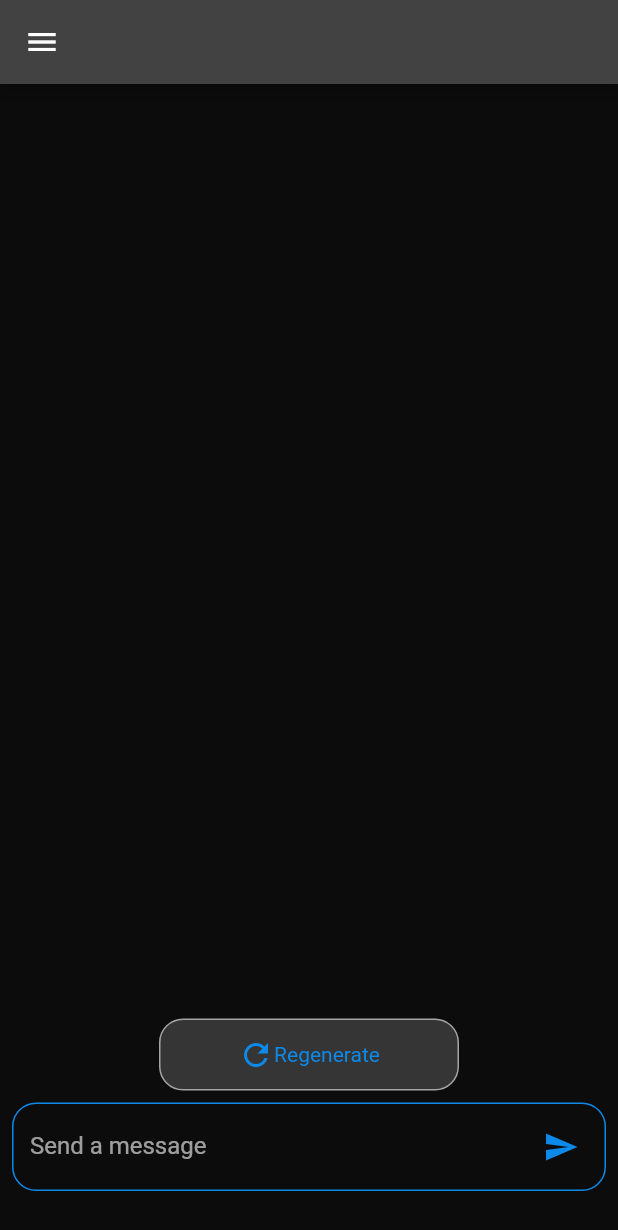
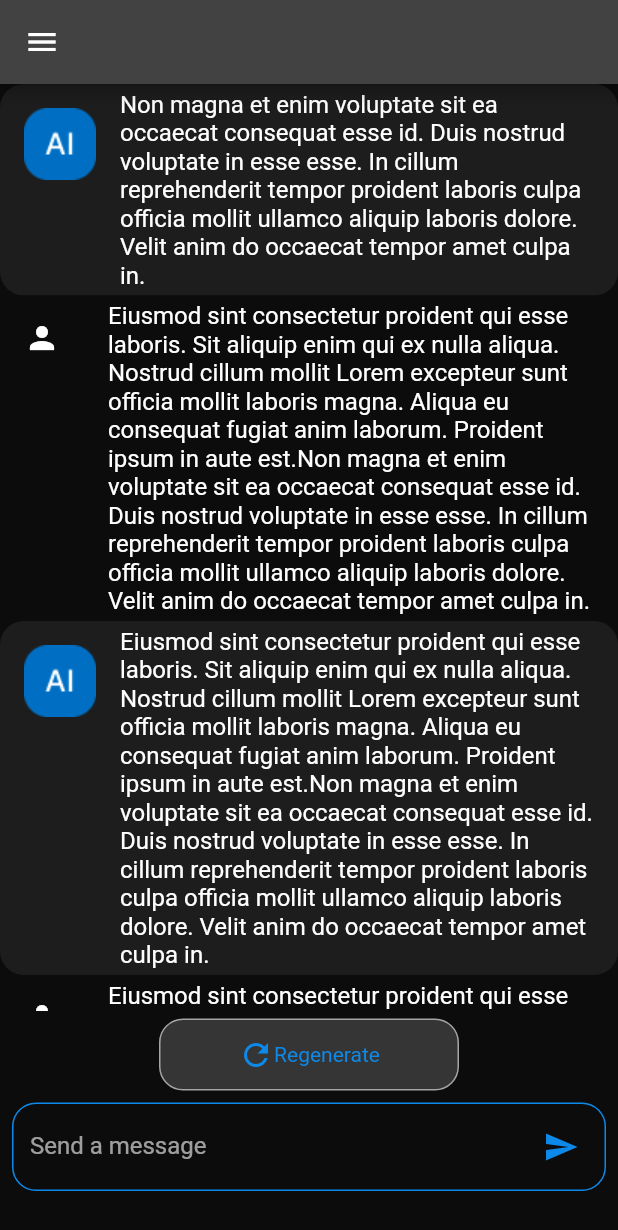
Before and after one commit to Manuspect/FlutterChatGpt, a Flutter app: the screen it shows after launch, on a phone screen of 412 x 824 dp. Shown: the top 1230 px of the screen. Run offline on Flutter 3.47's test engine with Material 2 defaults, Android fonts, the light colour scheme and no system bars; our stand-ins replace equatable.

Commit message:
add chat widgets

```diff
--- /dev/null
+++ b/custom_chat_gpt/lib/feature/presentation/widget/ai_response_card.dart
@@ -0,0 +1,31 @@
+import 'package:custom_chat_gpt/common/app_colors.dart';
+import 'package:flutter/material.dart';
+
+class AIResponseCard extends StatelessWidget {
+  final String message;
+  const AIResponseCard({
+    super.key,
+    this.message = '',
+  });
+
+  @override
+  Widget build(BuildContext context) {
+    return Container(
+      decoration: BoxDecoration(
+        borderRadius: BorderRadius.circular(16),
+        color: AppColors.cellBackground,
+      ),
+      width: 768,
+      child: ListTile(
+        leading: Image.asset('assets/images/ai_logo.png'),
+        title: Text(
+          message,
+          style: TextStyle(
+            fontSize: 16,
+            // height: 24,
+          ),
+        ),
+      ),
+    );
+  }
+}
--- /dev/null
+++ b/custom_chat_gpt/lib/feature/presentation/widget/chat_content.dart
@@ -0,0 +1,56 @@
+import 'package:custom_chat_gpt/feature/presentation/widget/ai_response_card.dart';
+import 'package:custom_chat_gpt/feature/presentation/widget/user_question_card.dart';
+import 'package:flutter/material.dart';
+
+class ChatContent extends StatefulWidget {
+  const ChatContent({super.key});
+
+  @override
+  State<ChatContent> createState() => _ChatContentState();
+}
+
+class _ChatContentState extends State<ChatContent> {
+  bool isAIResponse = false;
+  @override
+  Widget build(BuildContext context) {
+    return Container(
+      width: 768,
+      child: ListView(
+        children: [
+          ...testMessages.map((e) {
+            isAIResponse = !isAIResponse;
+            return isAIResponse
+                ? AIResponseCard(
+                    message: e,
+                  )
+                : UserQuestionCard(
+                    message: e,
+                  );
+          }).toList(),
+          const SizedBox(
+            height: 150,
+          )
+        ],
+      ),
+    );
+  }
+}
+
+List<String> testMessages = [
+  'Non magna et enim voluptate sit ea occaecat consequat esse id. Duis nostrud voluptate in esse esse. In cillum reprehenderit tempor proident laboris culpa officia mollit ullamco aliquip laboris dolore. Velit anim do occaecat tempor amet culpa in.',
+  'Eiusmod sint consectetur proident qui esse laboris. Sit aliquip enim qui ex nulla aliqua. Nostrud cillum mollit Lorem excepteur sunt officia mollit laboris magna. Aliqua eu consequat fugiat anim laborum. Proident ipsum in aute est.'
+  'Non magna et enim voluptate sit ea occaecat consequat esse id. Duis nostrud voluptate in esse esse. In cillum reprehenderit tempor proident laboris culpa officia mollit ullamco aliquip laboris dolore. Velit anim do occaecat tempor amet culpa in.',
+  'Eiusmod sint consectetur proident qui esse laboris. Sit aliquip enim qui ex nulla aliqua. Nostrud cillum mollit Lorem excepteur sunt officia mollit laboris magna. Aliqua eu consequat fugiat anim laborum. Proident ipsum in aute est.'
+  'Non magna et enim voluptate sit ea occaecat consequat esse id. Duis nostrud voluptate in esse esse. In cillum reprehenderit tempor proident laboris culpa officia mollit ullamco aliquip laboris dolore. Velit anim do occaecat tempor amet culpa in.',
+  'Eiusmod sint consectetur proident qui esse laboris. Sit aliquip enim qui ex nulla aliqua. Nostrud cillum mollit Lorem excepteur sunt officia mollit laboris magna. Aliqua eu consequat fugiat anim laborum. Proident ipsum in aute est.'
+  'Non magna et enim voluptate sit ea occaecat consequat esse id. Duis nostrud voluptate in esse esse. In cillum reprehenderit tempor proident laboris culpa officia mollit ullamco aliquip laboris dolore. Velit anim do occaecat tempor amet culpa in.',
+  'Eiusmod sint consectetur proident qui esse laboris. Sit aliquip enim qui ex nulla aliqua. Nostrud cillum mollit Lorem excepteur sunt officia mollit laboris magna. Aliqua eu consequat fugiat anim laborum. Proident ipsum in aute est.'
+  'Non magna et enim voluptate sit ea occaecat consequat esse id. Duis nostrud voluptate in esse esse. In cillum reprehenderit tempor proident laboris culpa officia mollit ullamco aliquip laboris dolore. Velit anim do occaecat tempor amet culpa in.',
+  'Eiusmod sint consectetur proident qui esse laboris. Sit aliquip enim qui ex nulla aliqua. Nostrud cillum mollit Lorem excepteur sunt officia mollit laboris magna. Aliqua eu consequat fugiat anim laborum. Proident ipsum in aute est.'
+  'Non magna et enim voluptate sit ea occaecat consequat esse id. Duis nostrud voluptate in esse esse. In cillum reprehenderit tempor proident laboris culpa officia mollit ullamco aliquip laboris dolore. Velit anim do occaecat tempor amet culpa in.',
+  'Eiusmod sint consectetur proident qui esse laboris. Sit aliquip enim qui ex nulla aliqua. Nostrud cillum mollit Lorem excepteur sunt officia mollit laboris magna. Aliqua eu consequat fugiat anim laborum. Proident ipsum in aute est.'
+  'Non magna et enim voluptate sit ea occaecat consequat esse id. Duis nostrud voluptate in esse esse. In cillum reprehenderit tempor proident laboris culpa officia mollit ullamco aliquip laboris dolore. Velit anim do occaecat tempor amet culpa in.',
+  'Eiusmod sint consectetur proident qui esse laboris. Sit aliquip enim qui ex nulla aliqua. Nostrud cillum mollit Lorem excepteur sunt officia mollit laboris magna. Aliqua eu consequat fugiat anim laborum. Proident ipsum in aute est.'
+  'Non magna et enim voluptate sit ea occaecat consequat esse id. Duis nostrud voluptate in esse esse. In cillum reprehenderit tempor proident laboris culpa officia mollit ullamco aliquip laboris dolore. Velit anim do occaecat tempor amet culpa in.',
+  'Eiusmod sint consectetur proident qui esse laboris. Sit aliquip enim qui ex nulla aliqua. Nostrud cillum mollit Lorem excepteur sunt officia mollit laboris magna. Aliqua eu consequat fugiat anim laborum. Proident ipsum in aute est.'
+];
--- a/custom_chat_gpt/lib/feature/presentation/widget/chat_widget.dart
+++ b/custom_chat_gpt/lib/feature/presentation/widget/chat_widget.dart
@@ -1,3 +1,4 @@
+import 'package:custom_chat_gpt/feature/presentation/widget/chat_content.dart';
 import 'package:flutter/material.dart';
 
 import 'bottom_panel.dart';
@@ -7,12 +8,10 @@ class ChatWidget extends StatelessWidget {
 
   @override
   Widget build(BuildContext context) {
-    return Stack(
+    return const Stack(
       children: [
-        Container(
-            // color: Colors.amber,
-            ),
-        const Align(
+        Center(child: ChatContent()),
+        Align(
           alignment: Alignment.bottomCenter,
           child: BottomPanel(),
         ),
--- /dev/null
+++ b/custom_chat_gpt/lib/feature/presentation/widget/user_question_card.dart
@@ -0,0 +1,31 @@
+import 'package:custom_chat_gpt/common/app_colors.dart';
+import 'package:flutter/material.dart';
+
+class UserQuestionCard extends StatelessWidget {
+  final String message;
+  const UserQuestionCard({
+    super.key,
+    this.message = '',
+  });
+
+  @override
+  Widget build(BuildContext context) {
+    return Container(
+      decoration: BoxDecoration(
+        borderRadius: BorderRadius.circular(16),
+        color: AppColors.mainBackground,
+      ),
+      width: 768,
+      child: ListTile(
+        leading: Icon(Icons.person),
+        title: Text(
+          message,
+          style: TextStyle(
+            fontSize: 16,
+            // height: 24,
+          ),
+        ),
+      ),
+    );
+  }
+}
```
